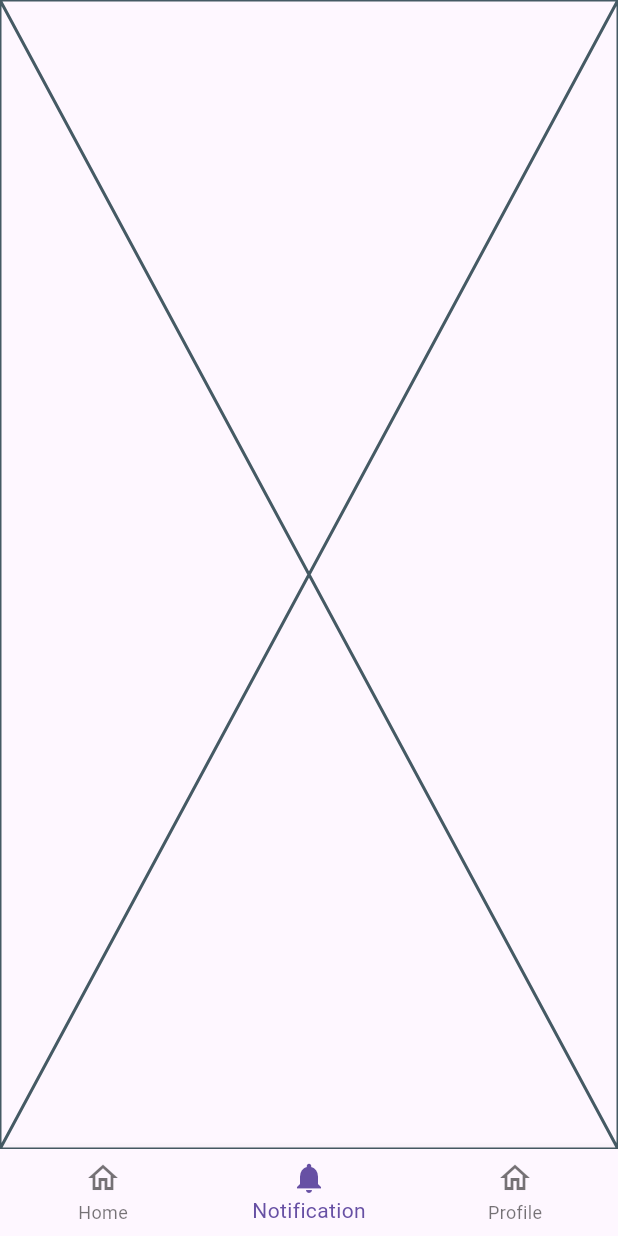
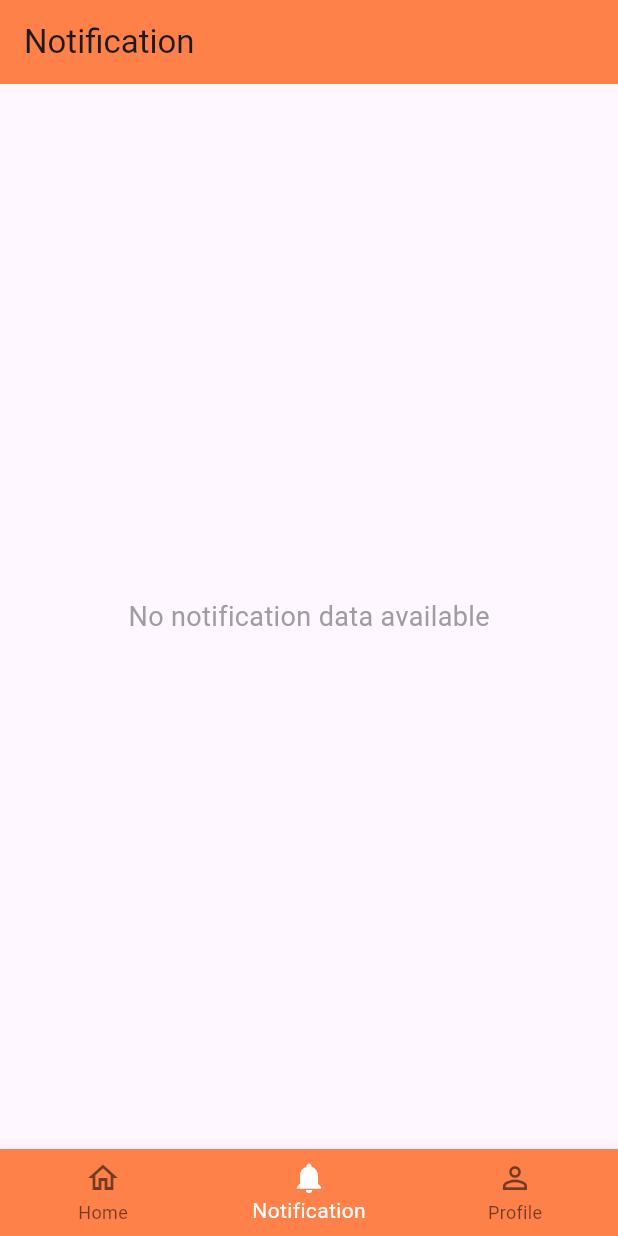
Before and after one commit to dzyy7/jekitchen, a Flutter app: the Dashboardpage screen opened directly, item 2 of the bottom bar chosen, on a phone screen of 412 x 824 dp. Run offline on Flutter 3.47's test engine with Material 3 defaults, Android fonts, the phone set to English and light mode, and no system bars; our stand-ins replace cloud_firestore, firebase_auth, firebase_core, firebase_messaging, get, google_sign_in; accounts and stored records are empty; network calls fail.

Commit message:
feat[KH]push notification page

```diff
--- a/lib/Dashboard.dart
+++ b/lib/Dashboard.dart
@@ -1,7 +1,6 @@
 import 'package:flutter/material.dart';
 import 'package:get/get.dart';
-import 'package:get/get_core/src/get_main.dart';
-import 'package:get/get_state_manager/src/rx_flutter/rx_obx_widget.dart';
+import 'package:jekitchen/component/color.dart';
 import 'package:jekitchen/controllers/dashboard_controller.dart';
 import 'package:jekitchen/pages/home_page.dart';
 import 'package:jekitchen/pages/profile_page.dart';
@@ -28,6 +27,9 @@ class Dashboardpage extends StatelessWidget {
           onTap: (index) {
             dashboardController.selectedIndex.value = index;
           },
+          backgroundColor: AppColors.primary,
+          selectedItemColor: AppColors.secondary,
+          unselectedItemColor: Colors.black54,
           items: [
             BottomNavigationBarItem(
               icon: Icon(Icons.home_outlined),
@@ -38,7 +40,7 @@ class Dashboardpage extends StatelessWidget {
               label: "Notification",
             ),
             BottomNavigationBarItem(
-              icon: Icon(Icons.home_outlined),
+              icon: Icon(Icons.person_outline),
               label: "Profile",
             ),
           ],
--- /dev/null
+++ b/lib/api/firebase_api.dart
@@ -0,0 +1,28 @@
+import 'package:cloud_firestore/cloud_firestore.dart';
+import 'package:firebase_messaging/firebase_messaging.dart';
+import 'package:get/get.dart';
+
+class FirebaseApi {
+  final _firebaseMessaging = FirebaseMessaging.instance;
+
+  Future<void> initNotifications() async {
+    await _firebaseMessaging.requestPermission();
+    final fCMToken = await _firebaseMessaging.getToken();
+    print('Token: $fCMToken');
+    initPushNotifications();
+  }
+
+  void handleMessage(RemoteMessage? message) {
+    if (message == null) return;
+
+    // Navigasi menggunakan GetX
+    Get.toNamed('/notification', arguments: message);
+  }
+
+  Future<void> initPushNotifications() async {
+    FirebaseMessaging.instance.getInitialMessage().then(handleMessage);
+    FirebaseMessaging.onMessageOpenedApp.listen(handleMessage);
+  }
+
+  final CollectionReference notes = FirebaseFirestore.instance.collection('notes');
+}
--- a/lib/main.dart
+++ b/lib/main.dart
@@ -1,26 +1,31 @@
 import 'package:firebase_core/firebase_core.dart';
 import 'package:flutter/material.dart';
-import 'package:get/get_navigation/src/root/get_material_app.dart';
-import 'package:get/get_navigation/src/routes/get_route.dart';
+import 'package:get/get.dart';
 import 'package:jekitchen/Dashboard.dart';
-import 'package:jekitchen/controllers/dashboard_controller.dart';
+import 'package:jekitchen/api/firebase_api.dart';
 import 'package:jekitchen/firebase_options.dart';
 import 'package:jekitchen/pages/login_page.dart';
+import 'package:jekitchen/pages/notification_page.dart';
 
 void main() async {
   WidgetsFlutterBinding.ensureInitialized();
   await Firebase.initializeApp(options: DefaultFirebaseOptions.currentPlatform);
+  await FirebaseApi().initNotifications(); // Inisialisasi notifikasi
+
   runApp(const MyApp());
 }
 
 class MyApp extends StatelessWidget {
   const MyApp({super.key});
 
-  // This widget is the root of your application.
   @override
   Widget build(BuildContext context) {
     return GetMaterialApp(
       home: LoginPage(),
+      getPages: [
+        GetPage(name: '/notification', page: () => const NotificationPage()),
+      ],
+      // Pastikan navigasi ke halaman lain tetap mengikuti struktur BottomNavigation
     );
   }
 }
--- a/lib/pages/notification_page.dart
+++ b/lib/pages/notification_page.dart
@@ -1,10 +1,86 @@
+import 'package:firebase_messaging/firebase_messaging.dart';
 import 'package:flutter/material.dart';
+import 'package:jekitchen/component/color.dart';
 
 class NotificationPage extends StatelessWidget {
   const NotificationPage({super.key});
 
   @override
   Widget build(BuildContext context) {
-    return const Placeholder();
+    final arguments = ModalRoute.of(context)?.settings.arguments as RemoteMessage?;
+
+    return Scaffold(
+      appBar: AppBar(
+        title: Text("Notification"),
+        backgroundColor: AppColors.primary,
+      ),
+      body: arguments == null
+          ? Center(
+              child: Text(
+                "No notification data available",
+                style: TextStyle(fontSize: 18, color: Colors.grey),
+              ),
+            )
+          : Padding(
+              padding: const EdgeInsets.all(16.0),
+              child: Column(
+                crossAxisAlignment: CrossAxisAlignment.start,
+                children: [
+                  Container(
+                    padding: const EdgeInsets.all(12.0),
+                    decoration: BoxDecoration(
+                      color: Colors.deepPurple.shade50,
+                      borderRadius: BorderRadius.circular(12.0),
+                      boxShadow: [
+                        BoxShadow(
+                          color: Colors.grey.withOpacity(0.3),
+                          spreadRadius: 2,
+                          blurRadius: 5,
+                        ),
+                      ],
+                    ),
+                    child: Column(
+                      crossAxisAlignment: CrossAxisAlignment.start,
+                      children: [
+                        Text(
+                          arguments.notification?.title ?? "No Title",
+                          style: TextStyle(
+                            fontSize: 20,
+                            fontWeight: FontWeight.bold,
+                            color: Colors.deepPurple,
+                          ),
+                        ),
+                        const SizedBox(height: 8),
+                        Text(
+                          arguments.notification?.body ?? "No Body",
+                          style: TextStyle(
+                            fontSize: 16,
+                            color: Colors.black87,
+                          ),
+                        ),
+                      ],
+                    ),
+                  ),
+                  const SizedBox(height: 20),
+                  Text(
+                    "Additional Data:",
+                    style: TextStyle(
+                      fontSize: 18,
+                      fontWeight: FontWeight.bold,
+                      color: Colors.deepPurple,
+                    ),
+                  ),
+                  const SizedBox(height: 10),
+                  Text(
+                    arguments.data.toString(),
+                    style: TextStyle(
+                      fontSize: 14,
+                      color: Colors.black54,
+                    ),
+                  ),
+                ],
+              ),
+            ),
+    );
   }
 }
--- a/lib/route/myapp_route.dart
+++ b/lib/route/myapp_route.dart
@@ -4,10 +4,12 @@ import 'package:jekitchen/Dashboard.dart';
 import 'package:jekitchen/bindings/login_binding.dart';
 import 'package:jekitchen/pages/login_page.dart';
 
+
 class MyappRoute {
   //daftar konstanta untuk nama tampilanya
   static const login='/login';
   static const dashboard='/dashboard';
+
 }
 
 class AppPage{
--- a/pubspec.yaml
+++ b/pubspec.yaml
@@ -36,6 +36,7 @@ dependencies:
   cupertino_icons: ^1.0.8
   firebase_core: ^3.9.0
   firebase_auth: ^5.3.4
+  firebase_messaging: ^15.2.0
   get: ^4.6.6
   google_sign_in: ^6.2.2
   cloud_firestore: ^5.6.1
```
Also changed, not shown: pubspec.lock, 2 other files.
